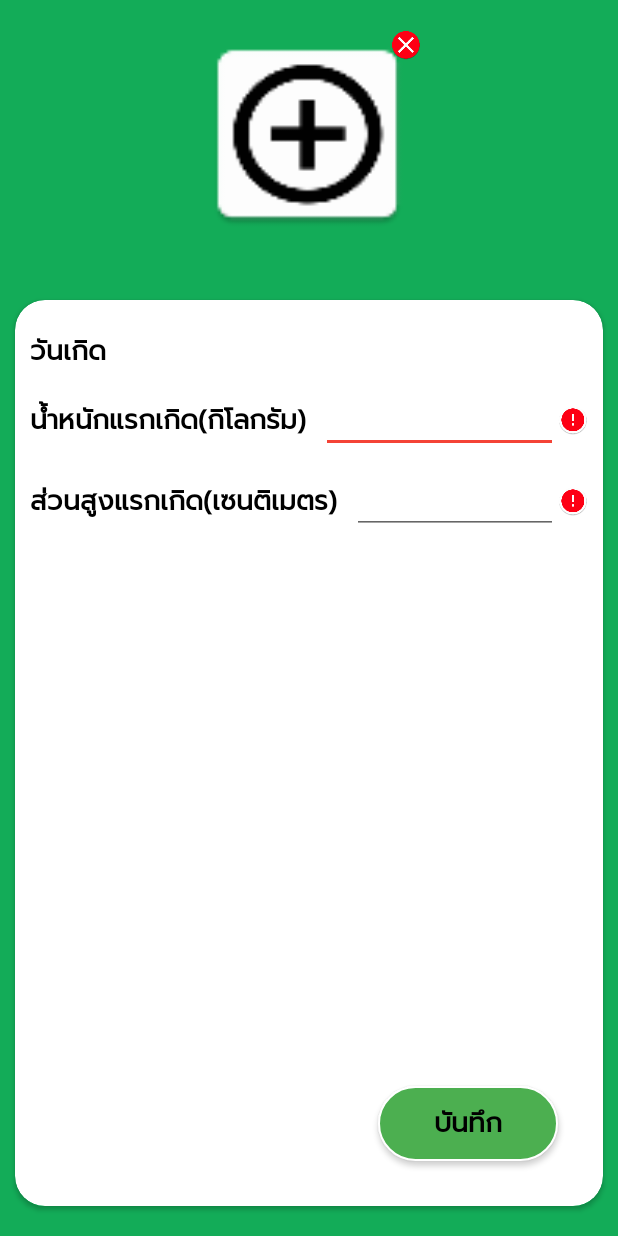
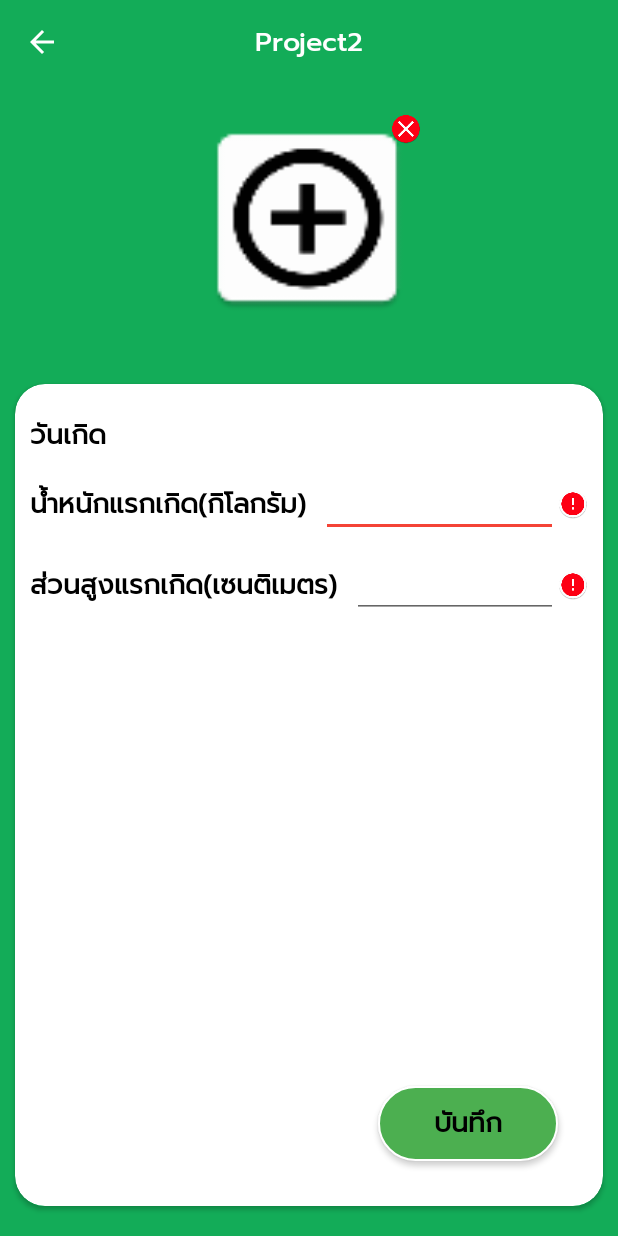
Before and after one commit to patcharapruck/Project2, an Android app: the ChildGrowActivity screen opened directly, with no data from a screen before it, on a phone screen of 412 x 824 dp. Run offline under Robolectric (Android 15) with nearby library versions, the phone set to English and light mode, and no system bars.

Commit message:
กดกลับในแต่ละหน้า

```diff
--- a/app/src/main/java/baby/com/project2/activity/ChildGrowActivity.java
+++ b/app/src/main/java/baby/com/project2/activity/ChildGrowActivity.java
@@ -2,14 +2,36 @@ package baby.com.project2.activity;
 
 import android.support.v7.app.AppCompatActivity;
 import android.os.Bundle;
+import android.support.v7.widget.Toolbar;
+import android.view.MenuItem;
 
 import baby.com.project2.R;
 
 public class ChildGrowActivity extends AppCompatActivity {
 
+    private Toolbar toolbar;
+
     @Override
     protected void onCreate(Bundle savedInstanceState) {
         super.onCreate(savedInstanceState);
         setContentView(R.layout.activity_child_grow);
+        initInstances();
+    }
+
+    private void initInstances(){
+        toolbar = (Toolbar)findViewById(R.id.toolbar);
+        toolbar.setTitle("");
+        setSupportActionBar(toolbar);
+        getSupportActionBar().setDisplayHomeAsUpEnabled(true);
+    }
+
+    @Override
+    public boolean onOptionsItemSelected(MenuItem item) {
+
+        if (item.getItemId() == android.R.id.home) {
+            finish();
+        }
+
+        return super.onOptionsItemSelected(item);
     }
 }
--- a/app/src/main/res/layout/activity_child_grow.xml
+++ b/app/src/main/res/layout/activity_child_grow.xml
@@ -1,9 +1,41 @@
 <?xml version="1.0" encoding="utf-8"?>
-<ScrollView xmlns:android="http://schemas.android.com/apk/res/android"
+<LinearLayout
+    xmlns:android="http://schemas.android.com/apk/res/android"
     xmlns:app="http://schemas.android.com/apk/res-auto"
     android:layout_width="match_parent"
     android:layout_height="match_parent"
-    android:background="@color/white"
+    android:orientation="vertical"
+    android:background="@color/white">
+
+    <android.support.v7.widget.Toolbar
+        android:id="@+id/toolbar"
+        android:layout_width="match_parent"
+        android:layout_height="?attr/actionBarSize"
+        android:background="@color/colorMain"
+        android:theme="@style/ThemeOverlay.AppCompat.Dark.ActionBar">
+
+        <LinearLayout
+            android:layout_width="wrap_content"
+            android:layout_height="match_parent"
+            android:layout_gravity="center"
+            android:orientation="horizontal">
+
+            <TextView
+                android:layout_width="wrap_content"
+                android:layout_height="match_parent"
+                android:fontFamily="@font/prompt_medium"
+                android:gravity="center"
+                android:text="@string/app_name"
+                android:textColor="#FFFFFF"
+                android:textSize="18dp" />
+
+        </LinearLayout>
+
+    </android.support.v7.widget.Toolbar>
+
+    <ScrollView
+        android:layout_width="match_parent"
+        android:layout_height="match_parent"
         android:fillViewport="true">
 
         <LinearLayout
@@ -32,8 +64,8 @@
                 <ImageView
                     android:layout_width="20dp"
                     android:layout_height="20dp"
+                    android:layout_alignRight="@id/imagebtn_grow"
                     android:layout_gravity="center"
-                android:layout_alignRight="@id/imagebtn_grow"
                     android:src="@mipmap/ic_close" />
 
             </RelativeLayout>
@@ -116,7 +148,7 @@
                                     android:layout_width="20dp"
                                     android:layout_height="20dp"
                                     android:layout_gravity="center"
-                                android:src="@mipmap/ic_alert"/>
+                                    android:src="@mipmap/ic_alert" />
 
 
                             </LinearLayout>
@@ -149,21 +181,21 @@
                                     android:layout_width="20dp"
                                     android:layout_height="20dp"
                                     android:layout_gravity="center"
-                                android:src="@mipmap/ic_alert"/>
+                                    android:src="@mipmap/ic_alert" />
 
                             </LinearLayout>
 
                         </LinearLayout>
 
                         <Button
+                            style="@style/textstyle_add_child_header"
                             android:layout_width="120dp"
                             android:layout_height="50dp"
+                            android:layout_alignParentRight="true"
+                            android:layout_alignParentBottom="true"
+                            android:layout_margin="30dp"
                             android:background="@drawable/buttonadddata"
-                        android:layout_alignParentBottom="true"
-                        android:layout_alignParentRight="true"
-                        android:text="บันทึก"
-                        style="@style/textstyle_add_child_header"
-                        android:layout_margin="30dp"/>
+                            android:text="บันทึก" />
 
                     </RelativeLayout>
 
@@ -174,3 +206,5 @@
         </LinearLayout>
 
     </ScrollView>
+
+</LinearLayout>
```
Also changed, not shown: app/src/main/java/baby/com/project2/activity/DevelopMentActivity.java (+22 -0 lines), app/src/main/java/baby/com/project2/activity/VaccineActivity.java (+22 -0 lines), app/src/main/res/layout/activity_develop_ment.xml (+9 -7 lines), app/src/main/res/layout/activity_home.xml (+3 -4 lines), app/src/main/res/layout/activity_vaccine.xml (+9 -8 lines). Lines whose indentation alone changed are shown as unchanged.
